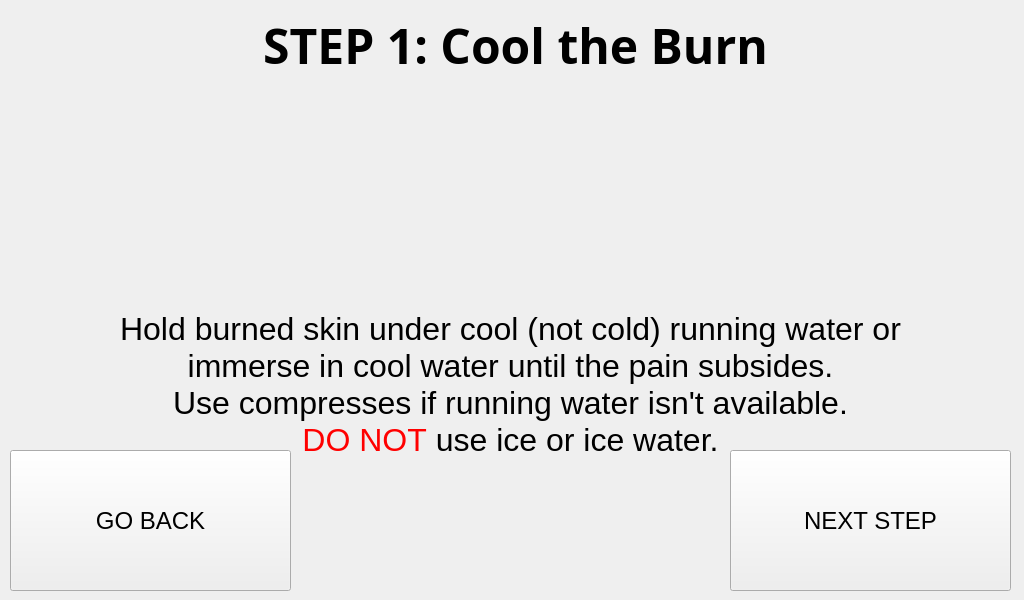
The window that RASPI/injuries/burns_step_1.ui (Pwersa/Medical-Cabinet) describes before a commit, drawn with Qt 5.
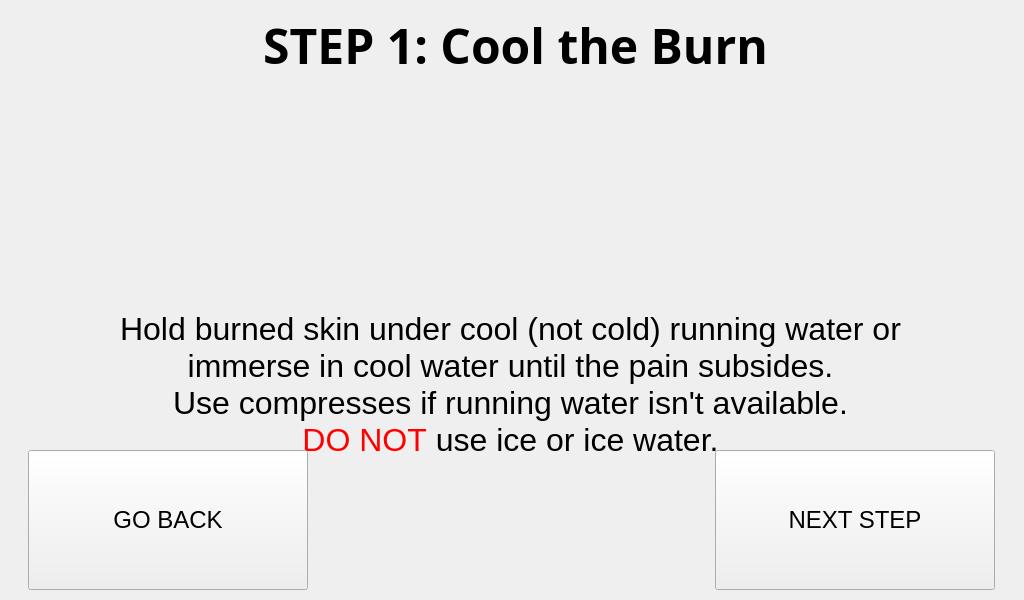
The same window after the commit.

Patch:
```diff
--- a/RASPI/injuries/burns_step_1.ui
+++ b/RASPI/injuries/burns_step_1.ui
@@ -110,12 +110,24 @@
    <widget class="QPushButton" name="next_step_button">
     <property name="geometry">
      <rect>
-      <x>730</x>
+      <x>715</x>
       <y>450</y>
-      <width>281</width>
-      <height>141</height>
+      <width>280</width>
+      <height>140</height>
      </rect>
     </property>
+    <property name="minimumSize">
+     <size>
+      <width>280</width>
+      <height>140</height>
+     </size>
+    </property>
+    <property name="maximumSize">
+     <size>
+      <width>280</width>
+      <height>140</height>
+     </size>
+    </property>
     <property name="font">
      <font>
       <pointsize>18</pointsize>
@@ -131,12 +143,24 @@
    <widget class="QPushButton" name="go_back_injury_type">
     <property name="geometry">
      <rect>
-      <x>10</x>
+      <x>28</x>
       <y>450</y>
-      <width>281</width>
-      <height>141</height>
+      <width>280</width>
+      <height>140</height>
      </rect>
     </property>
+    <property name="minimumSize">
+     <size>
+      <width>280</width>
+      <height>140</height>
+     </size>
+    </property>
+    <property name="maximumSize">
+     <size>
+      <width>280</width>
+      <height>140</height>
+     </size>
+    </property>
     <property name="font">
      <font>
       <pointsize>18</pointsize>
```
